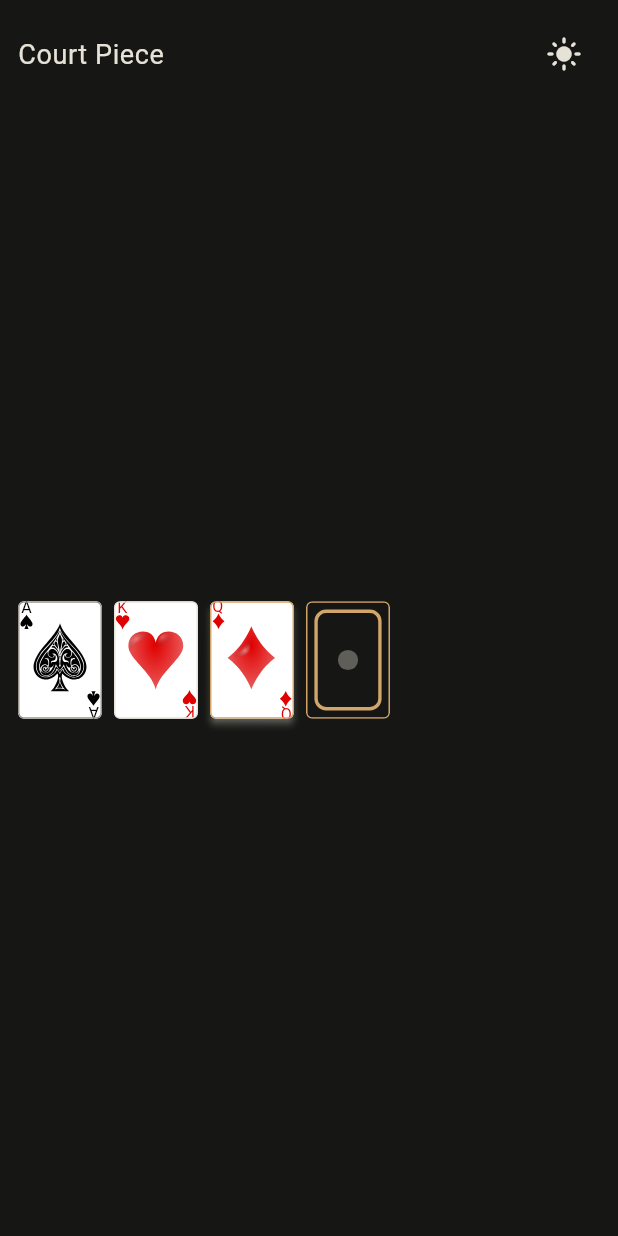
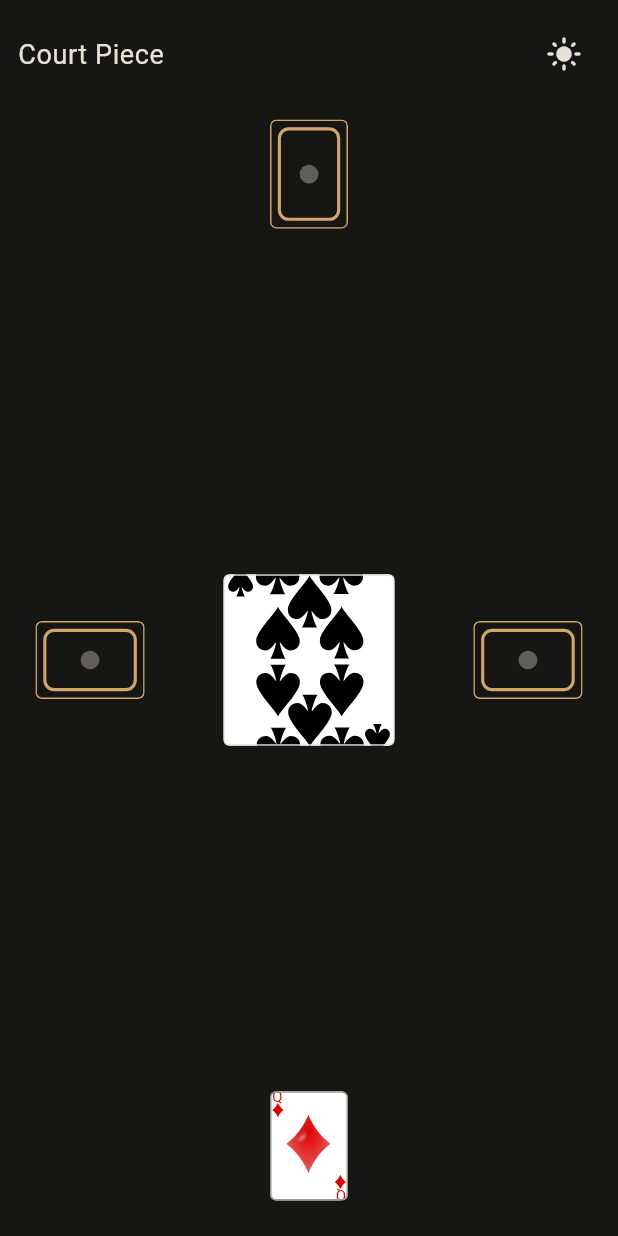
Before and after one commit to pratik97179/court_piece, a Flutter app: the screen it shows after launch, after a tap on the "dark mode" icon, on a phone screen of 412 x 824 dp. Run offline on Flutter 3.47's test engine with Material 3 defaults, Android fonts, the phone set to English and light mode, and no system bars; our stand-ins replace flutter_svg.

Commit message:
feat: add GameTable with four seats and constraint driven geometry

```diff
--- a/app/lib/design/design.dart
+++ b/app/lib/design/design.dart
@@ -2,3 +2,4 @@ export 'theme.dart';
 export 'recipe.dart';
 export 'grammar.dart';
 export 'playing_card.dart';
+export 'table.dart';
--- a/app/lib/design/grammar.dart
+++ b/app/lib/design/grammar.dart
@@ -1,13 +1,16 @@
 import 'package:court_piece/design/recipe.dart';
+import 'package:court_piece/design/table.dart';
 import 'package:court_piece/design/theme.dart';
 import 'package:flutter/material.dart';
 
 /// Page shell: optional header, clustered body.
 class CourtScreen extends StatelessWidget {
-  const CourtScreen({super.key, this.header, required this.body});
+  const CourtScreen({super.key, this.header, this.body, this.table})
+    : assert((body == null) != (table == null));
 
   final CourtHeader? header;
-  final CourtCluster body;
+  final CourtCluster? body;
+  final GameTable? table;
 
   @override
   Widget build(BuildContext context) {
@@ -29,7 +32,7 @@ class CourtScreen extends StatelessWidget {
                   children: [
                     ?header,
                     if (header != null) SizedBox(height: recipe.gap),
-                    Expanded(child: body),
+                    Expanded(child: table ?? body!),
                   ],
                 ),
               ),
--- a/app/lib/design/playing_card.dart
+++ b/app/lib/design/playing_card.dart
@@ -1,5 +1,6 @@
 import 'package:court_piece/application/card_art.dart';
 import 'package:court_piece/design/recipe.dart';
+import 'package:court_piece/design/table.dart';
 import 'package:court_piece/design/theme.dart';
 import 'package:flutter/material.dart';
 import 'package:flutter_svg/flutter_svg.dart';
@@ -32,10 +33,13 @@ class PlayingCard extends StatelessWidget {
   @override
   Widget build(BuildContext context) {
     final recipe = CourtScope.of(context).recipe;
+    final table = TableScope.maybeOf(context);
     final theme = CourtTheme.of(context);
-    final width = recipe.cardWidth;
+    final width = table?.cardWidth ?? recipe.cardWidth;
     final height = width / _aspect;
-    final radius = BorderRadius.circular(recipe.cardRadius);
+    final radius = BorderRadius.circular(
+      table?.cardRadius ?? recipe.cardRadius,
+    );
     final dimmed = presence == CardPresence.dimmed;
     final child = presence == CardPresence.facedown
         ? _CardBack(radius: radius)
--- /dev/null
+++ b/app/lib/design/table.dart
@@ -0,0 +1,128 @@
+import 'dart:math' as math;
+
+import 'package:flutter/material.dart';
+
+@immutable
+final class TableGeometry {
+  const TableGeometry({
+    required this.cardWidth,
+    required this.cardRadius,
+    required this.seatInset,
+    required this.wellSize,
+  });
+
+  final double cardWidth;
+  final double cardRadius;
+  final double seatInset;
+  final double wellSize;
+
+  factory TableGeometry.from(BoxConstraints constraints) {
+    final short = math.min(constraints.maxWidth, constraints.maxHeight);
+    final cardWidth = (short * 0.11).clamp(52.0, 92.0);
+    return TableGeometry(
+      cardWidth: cardWidth,
+      cardRadius: cardWidth * 0.08,
+      seatInset: short * 0.03,
+      wellSize: cardWidth * 2.2,
+    );
+  }
+
+  @override
+  bool operator ==(Object other) {
+    return other is TableGeometry &&
+        cardWidth == other.cardWidth &&
+        cardRadius == other.cardRadius &&
+        seatInset == other.seatInset &&
+        wellSize == other.wellSize;
+  }
+
+  @override
+  int get hashCode {
+    return Object.hash(cardWidth, cardRadius, seatInset, wellSize);
+  }
+}
+
+class TableScope extends InheritedWidget {
+  const TableScope({super.key, required this.geometry, required super.child});
+
+  final TableGeometry geometry;
+
+  static TableGeometry? maybeOf(BuildContext context) {
+    return context.dependOnInheritedWidgetOfExactType<TableScope>()?.geometry;
+  }
+
+  @override
+  bool updateShouldNotify(TableScope oldWidget) {
+    return geometry != oldWidget.geometry;
+  }
+}
+
+/// Four seats and a center well. The only way to lay out a table.
+class GameTable extends StatelessWidget {
+  const GameTable({
+    super.key,
+    required this.north,
+    required this.east,
+    required this.south,
+    required this.west,
+    required this.well,
+  });
+
+  final Widget north;
+  final Widget east;
+  final Widget south;
+  final Widget west;
+  final Widget well;
+
+  @override
+  Widget build(BuildContext context) {
+    return LayoutBuilder(
+      builder: (context, constraints) {
+        final geometry = TableGeometry.from(constraints);
+        final inset = geometry.seatInset;
+        return TableScope(
+          geometry: geometry,
+          child: Stack(
+            children: [
+              Align(
+                alignment: Alignment.topCenter,
+                child: Padding(
+                  padding: EdgeInsets.only(top: inset),
+                  child: north,
+                ),
+              ),
+              Align(
+                alignment: Alignment.centerRight,
+                child: Padding(
+                  padding: EdgeInsets.only(right: inset),
+                  child: RotatedBox(quarterTurns: 1, child: east),
+                ),
+              ),
+              Align(
+                alignment: Alignment.bottomCenter,
+                child: Padding(
+                  padding: EdgeInsets.only(bottom: inset),
+                  child: south,
+                ),
+              ),
+              Align(
+                alignment: Alignment.centerLeft,
+                child: Padding(
+                  padding: EdgeInsets.only(left: inset),
+                  child: RotatedBox(quarterTurns: 3, child: west),
+                ),
+              ),
+              Center(
+                child: SizedBox(
+                  width: geometry.wellSize,
+                  height: geometry.wellSize,
+                  child: well,
+                ),
+              ),
+            ],
+          ),
+        );
+      },
+    );
+  }
+}
--- a/app/lib/home/home_page.dart
+++ b/app/lib/home/home_page.dart
@@ -14,6 +14,16 @@ class HomePage extends StatelessWidget {
   final bool isDark;
   final VoidCallback onToggleTheme;
 
+  PlayingCard _card(ArtRank rank, ArtSuit suit, CardPresence presence) {
+    return PlayingCard(
+      art: art,
+      view: CardView(
+        id: CardArtId(rank: rank, suit: suit),
+      ),
+      presence: presence,
+    );
+  }
+
   @override
   Widget build(BuildContext context) {
     return CourtScreen(
@@ -26,38 +36,12 @@ class HomePage extends StatelessWidget {
           icon: Icon(isDark ? Icons.light_mode : Icons.dark_mode),
         ),
       ),
-      body: CourtCluster(
-        axis: CourtClusterAxis.horizontal,
-        children: [
-          PlayingCard(
-            art: art,
-            view: const CardView(
-              id: CardArtId(rank: ArtRank.ace, suit: ArtSuit.spades),
-            ),
-            presence: CardPresence.idle,
-          ),
-          PlayingCard(
-            art: art,
-            view: const CardView(
-              id: CardArtId(rank: ArtRank.king, suit: ArtSuit.hearts),
-            ),
-            presence: CardPresence.playable,
-          ),
-          PlayingCard(
-            art: art,
-            view: const CardView(
-              id: CardArtId(rank: ArtRank.queen, suit: ArtSuit.diamonds),
-            ),
-            presence: CardPresence.selected,
-          ),
-          PlayingCard(
-            art: art,
-            view: const CardView(
-              id: CardArtId(rank: ArtRank.jack, suit: ArtSuit.clubs),
-            ),
-            presence: CardPresence.facedown,
-          ),
-        ],
+      table: GameTable(
+        north: _card(ArtRank.ace, ArtSuit.spades, CardPresence.facedown),
+        east: _card(ArtRank.king, ArtSuit.hearts, CardPresence.facedown),
+        south: _card(ArtRank.queen, ArtSuit.diamonds, CardPresence.idle),
+        west: _card(ArtRank.jack, ArtSuit.clubs, CardPresence.facedown),
+        well: _card(ArtRank.ten, ArtSuit.spades, CardPresence.playable),
       ),
     );
   }
```
Also changed, not shown: 1 other file.
